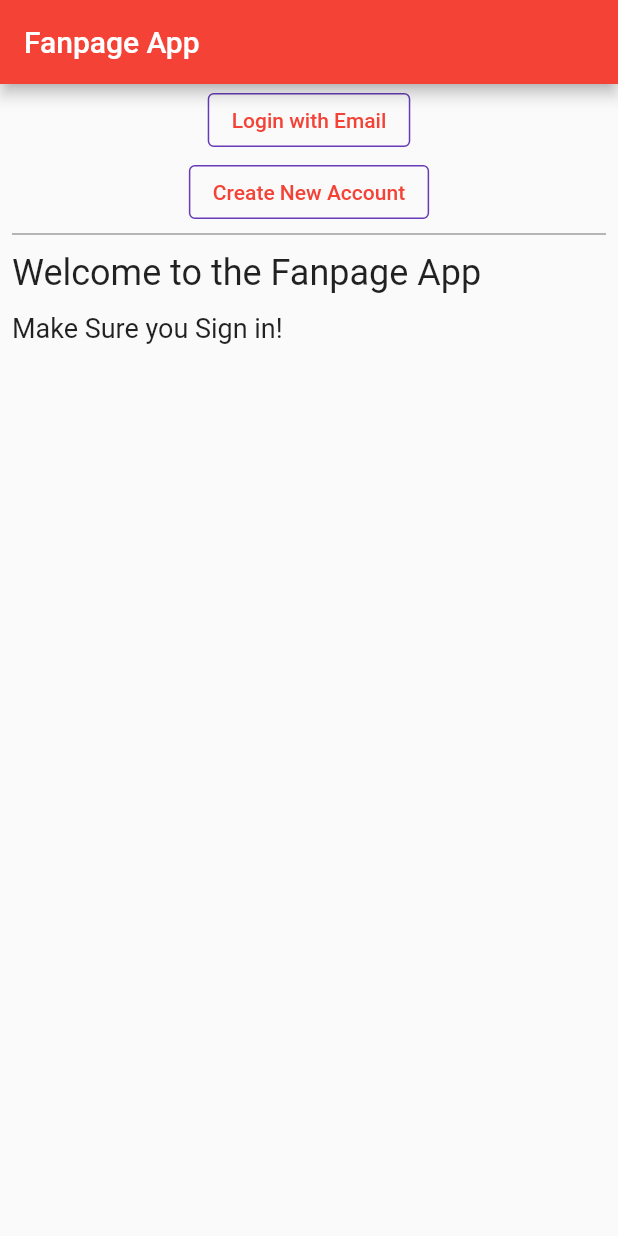
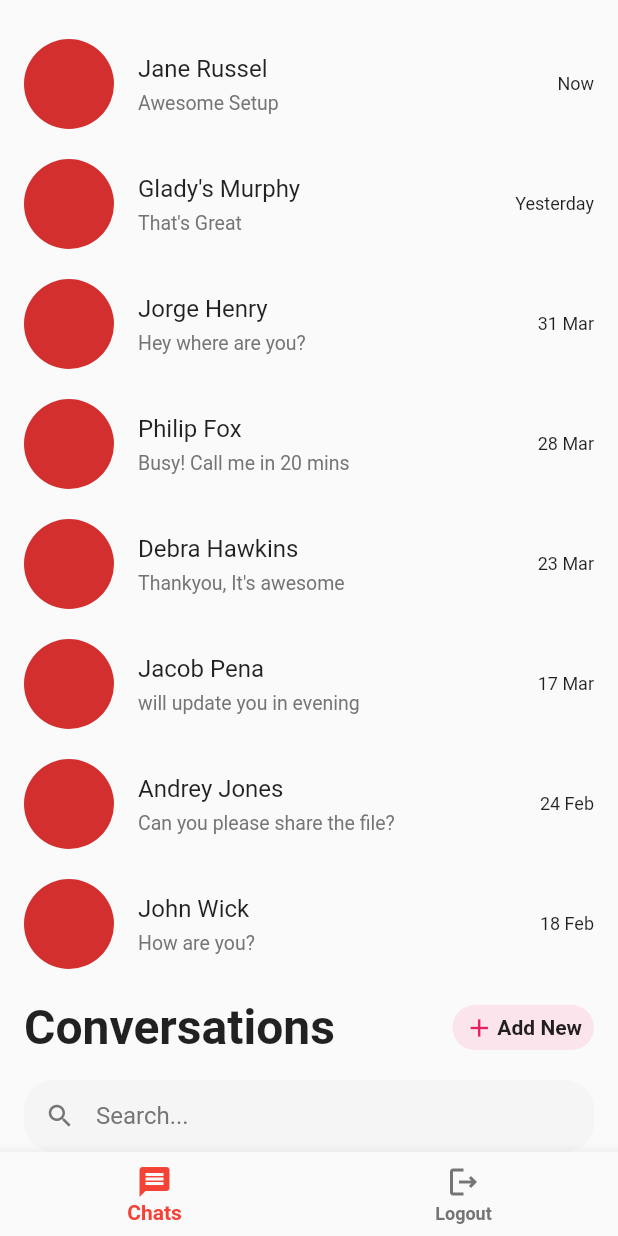
Before and after one commit to GeorgiaState048/ChatApp, a Flutter app: the screen it shows after launch, on a phone screen of 412 x 824 dp. Run offline on Flutter 3.47's test engine with Material 2 defaults, Android fonts, the light colour scheme and no system bars; our stand-ins replace cloud_firestore, firebase_auth, firebase_core, google_fonts; accounts and stored records are empty.

Commit message:
chat app

```diff
--- a/lib/adminMessages.dart
+++ b/lib/adminMessages.dart
@@ -98,8 +98,7 @@ class _PostMessageState extends State<PostMessage> {
             inputMessage();
           }),
       const SizedBox(height: 8),
-      for (var message in widget.messages)
-        Paragraph('${message.message}'),
+      for (var message in widget.messages) Paragraph('${message.message}'),
       const SizedBox(height: 8),
     ]);
   }
--- /dev/null
+++ b/lib/chatPage.dart
@@ -0,0 +1,122 @@
+import 'package:flutter/material.dart';
+import 'chatUsersModels.dart';
+import 'conversationList.dart';
+
+class ChatPage extends StatefulWidget {
+  @override
+  _ChatPageState createState() => _ChatPageState();
+}
+
+class _ChatPageState extends State<ChatPage> {
+  List<ChatUsers> chatUsers = [
+    ChatUsers(name: "Jane Russel", messageText: "Awesome Setup", time: "Now"),
+    ChatUsers(
+        name: "Glady's Murphy", messageText: "That's Great", time: "Yesterday"),
+    ChatUsers(
+        name: "Jorge Henry", messageText: "Hey where are you?", time: "31 Mar"),
+    ChatUsers(
+        name: "Philip Fox",
+        messageText: "Busy! Call me in 20 mins",
+        time: "28 Mar"),
+    ChatUsers(
+        name: "Debra Hawkins",
+        messageText: "Thankyou, It's awesome",
+        time: "23 Mar"),
+    ChatUsers(
+        name: "Jacob Pena",
+        messageText: "will update you in evening",
+        time: "17 Mar"),
+    ChatUsers(
+        name: "Andrey Jones",
+        messageText: "Can you please share the file?",
+        time: "24 Feb"),
+    ChatUsers(name: "John Wick", messageText: "How are you?", time: "18 Feb"),
+  ];
+  @override
+  Widget build(BuildContext context) {
+    return Scaffold(
+      body: SingleChildScrollView(
+        physics: BouncingScrollPhysics(),
+        child: Column(
+          crossAxisAlignment: CrossAxisAlignment.start,
+          children: <Widget>[
+            ListView.builder(
+              itemCount: chatUsers.length,
+              shrinkWrap: true,
+              padding: EdgeInsets.only(top: 16),
+              physics: NeverScrollableScrollPhysics(),
+              itemBuilder: (context, index) {
+                return ConversationList(
+                  name: chatUsers[index].name,
+                  messageText: chatUsers[index].messageText,
+                  time: chatUsers[index].time,
+                );
+              },
+            ),
+            SafeArea(
+              child: Padding(
+                padding: EdgeInsets.only(left: 16, right: 16, top: 10),
+                child: Row(
+                  mainAxisAlignment: MainAxisAlignment.spaceBetween,
+                  children: <Widget>[
+                    Text(
+                      "Conversations",
+                      style:
+                          TextStyle(fontSize: 32, fontWeight: FontWeight.bold),
+                    ),
+                    Container(
+                      padding:
+                          EdgeInsets.only(left: 8, right: 8, top: 2, bottom: 2),
+                      height: 30,
+                      decoration: BoxDecoration(
+                        borderRadius: BorderRadius.circular(30),
+                        color: Colors.pink[50],
+                      ),
+                      child: Row(
+                        children: <Widget>[
+                          Icon(
+                            Icons.add,
+                            color: Colors.pink,
+                            size: 20,
+                          ),
+                          SizedBox(
+                            width: 2,
+                          ),
+                          Text(
+                            "Add New",
+                            style: TextStyle(
+                                fontSize: 14, fontWeight: FontWeight.bold),
+                          ),
+                        ],
+                      ),
+                    )
+                  ],
+                ),
+              ),
+            ),
+            Padding(
+              padding: EdgeInsets.only(top: 16, left: 16, right: 16),
+              child: TextField(
+                decoration: InputDecoration(
+                  hintText: "Search...",
+                  hintStyle: TextStyle(color: Colors.grey.shade600),
+                  prefixIcon: Icon(
+                    Icons.search,
+                    color: Colors.grey.shade600,
+                    size: 20,
+                  ),
+                  filled: true,
+                  fillColor: Colors.grey.shade100,
+                  contentPadding: EdgeInsets.all(8),
+                  enabledBorder: OutlineInputBorder(
+                      borderRadius: BorderRadius.circular(20),
+                      borderSide: BorderSide(color: Colors.grey.shade100)),
+                ),
+              ),
+            ),
+          ],
+        ),
+      ),
+    );
+  }
+}
--- /dev/null
+++ b/lib/chatUsersModels.dart
@@ -0,0 +1,8 @@
+import 'package:flutter/cupertino.dart';
+
+class ChatUsers{
+  String name;
+  String messageText;
+  String time;
+  ChatUsers({required this.name, required this.messageText, required this.time});
+}
--- /dev/null
+++ b/lib/conversationList.dart
@@ -0,0 +1,70 @@
+import 'package:flutter/material.dart';
+import 'chatDetailPage.dart';
+
+class ConversationList extends StatefulWidget {
+  String name;
+  String messageText;
+  String time;
+  ConversationList(
+      {required this.name, required this.messageText, required this.time});
+  @override
+  _ConversationListState createState() => _ConversationListState();
+}
+
+class _ConversationListState extends State<ConversationList> {
+  @override
+  Widget build(BuildContext context) {
+    return GestureDetector(
+      onTap: () {
+        Navigator.push(context, MaterialPageRoute(builder: (context) {
+          return ChatDetailPage();
+        }));
+      },
+      child: Container(
+        padding: EdgeInsets.only(left: 16, right: 16, top: 10, bottom: 10),
+        child: Row(
+          children: <Widget>[
+            Expanded(
+              child: Row(
+                children: <Widget>[
+                  CircleAvatar(
+                    maxRadius: 30,
+                  ),
+                  SizedBox(
+                    width: 16,
+                  ),
+                  Expanded(
+                    child: Container(
+                      color: Colors.transparent,
+                      child: Column(
+                        crossAxisAlignment: CrossAxisAlignment.start,
+                        children: <Widget>[
+                          Text(
+                            widget.name,
+                            style: TextStyle(fontSize: 16),
+                          ),
+                          SizedBox(
+                            height: 6,
+                          ),
+                          Text(
+                            widget.messageText,
+                            style: TextStyle(
+                                fontSize: 13, color: Colors.grey.shade600),
+                          ),
+                        ],
+                      ),
+                    ),
+                  ),
+                ],
+              ),
+            ),
+            Text(
+              widget.time,
+              style: TextStyle(fontSize: 12),
+            ),
+          ],
+        ),
+      ),
+    );
+  }
+}
--- a/lib/homepage.dart
+++ b/lib/homepage.dart
@@ -1,6 +1,7 @@
 import 'package:flutter/material.dart';
 import 'package:provider/provider.dart';
 
+import 'chatPage.dart';
 import 'src/widgets.dart';
 import 'src/authentication.dart';
 import 'app_state.dart';
@@ -13,64 +14,21 @@
   @override
   Widget build(BuildContext context) {
     return Scaffold(
-      appBar: AppBar(
-        title: const Text('Fanpage App'),
-      ),
-      body: ListView(
-        children: <Widget>[
-          // const SizedBox(height: 8),
-          // const IconAndDetail(Icons.calendar_today, 'February 22'),
-          // const IconAndDetail(Icons.location_city, 'Atlanta, GA'),
-          Consumer<ApplicationState>(
-            builder: (context, appState, _) => Authentication(
-              email: appState.email,
-              loginState: appState.loginState,
-              startLoginFlow: appState.startLoginFlow,
-              verifyEmail: appState.verifyEmail,
-              signInWithEmailAndPassword: appState.signInWithEmailAndPassword,
-              cancelRegistration: appState.cancelRegistration,
-              registerAccount: appState.registerAccount,
-              signOut: appState.signOut,
-              startRegisterFlow: appState.startRegisterFlow,
-              newEmail: appState.newEmail,
-            ),
+      body: ChatPage(),
+      bottomNavigationBar: BottomNavigationBar(
+        selectedItemColor: Colors.red,
+        unselectedItemColor: Colors.grey.shade600,
+        selectedLabelStyle: TextStyle(fontWeight: FontWeight.w600),
+        unselectedLabelStyle: TextStyle(fontWeight: FontWeight.w600),
+        type: BottomNavigationBarType.fixed,
+        items: [
+          BottomNavigationBarItem(
+            icon: Icon(Icons.message),
+            title: Text("Chats"),
           ),
-          const Divider(
-            height: 8,
-            thickness: 1,
-            indent: 8,
-            endIndent: 8,
-            color: Colors.grey,
-          ),
-          const Header("Welcome to the Fanpage App"),
-          const Paragraph(
-            'Make Sure you Sign in!',
-          ),
-          Consumer<ApplicationState>(
-            builder: (context, appState, _) => Column(
-              crossAxisAlignment: CrossAxisAlignment.start,
-              children: [
-                if (appState.loginState == ApplicationLoginState.Admin) ...[
-                  const Header('Admin Messages'),
-                  const Text('Click the + to add a message!'),
-                  const Text('Scroll down to see other messages!'),
-                  PostMessage(
-                    addMessage: (message) =>
-                        appState.addAdminMessages(message),
-                    messages: appState.theAdminMessages, // new
-                  ),
-                ],
-                if (appState.loginState == ApplicationLoginState.loggedIn) ...[
-                  const Header('Admin Messages'),
-                  const Text('Scroll down to see other messages!'),
-                  PostMessage1(
-                    addMessage: (message) =>
-                        appState.addAdminMessages(message),
-                    messages: appState.theAdminMessages1,
-                  ),
-                ],
-              ],
-            ),
+          BottomNavigationBarItem(
+            icon: Icon(Icons.logout_outlined),
+            title: Text("Logout"),
           ),
         ],
       ),
```
Also changed, not shown: lib/chatDetailPage.dart (added, +164 -0 lines), lib/chatMessageModel.dart (added, +7 -0 lines). Lines whose indentation alone changed are shown as unchanged.
